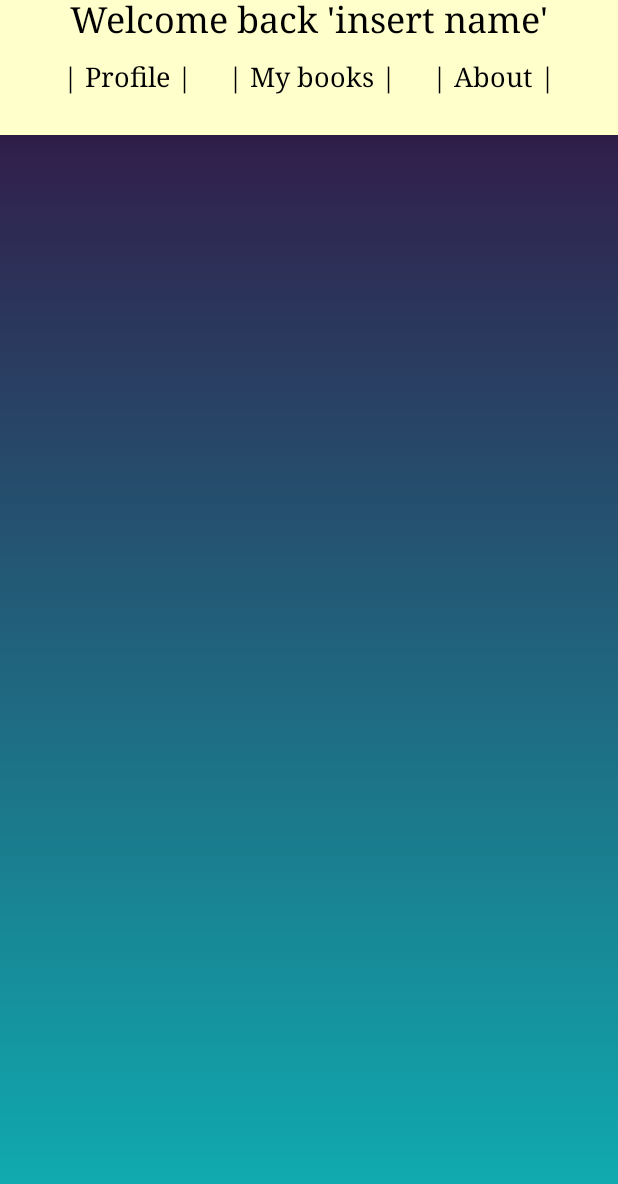
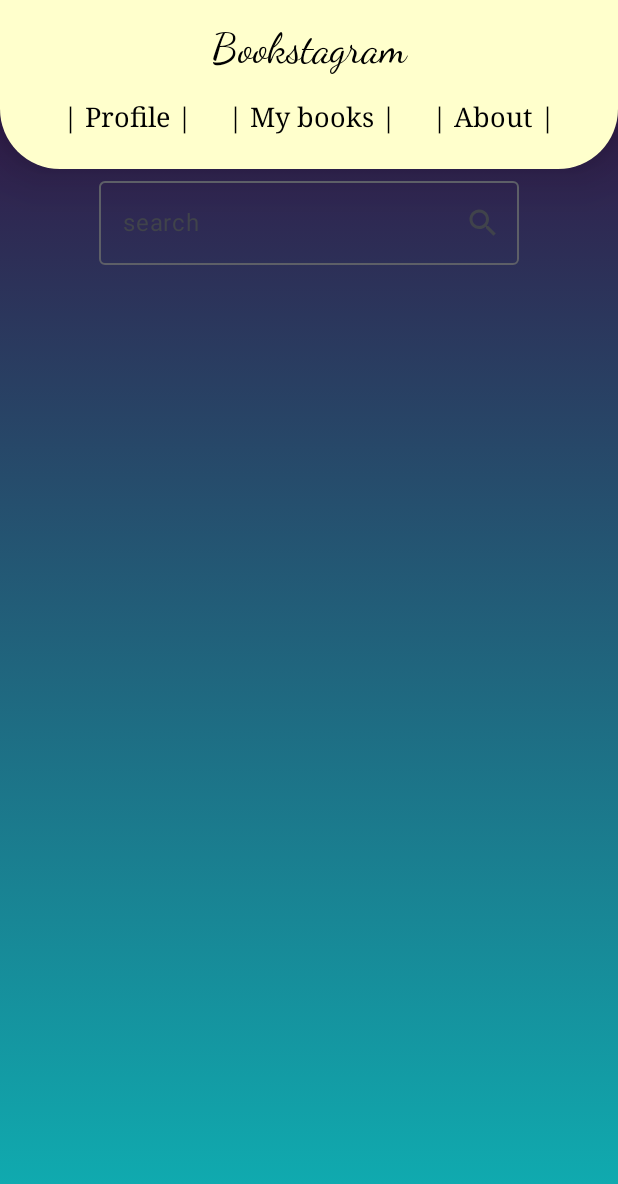
Before and after one commit to Clemond/Kotlin_end_project, an Android app built with Jetpack Compose: the HomeScreen screen opened through its navigation route, on a phone screen of 412 x 824 dp. Shown: the top 1184 px of the screen. Run offline under Robolectric (Android 15) with nearby library versions, the phone set to English and light mode, and no system bars; our stand-ins replace Firebase (no records; nobody signed in at launch, a user with empty details on screens opened directly).

Commit message:
Added design to header and added a searchbar on the homescreen

```diff
--- a/app/src/main/java/com/clemond/api_test_open_library/ui/composables/HomeScreenComps/HeaderButtonRowUI.kt
+++ b/app/src/main/java/com/clemond/api_test_open_library/ui/composables/HomeScreenComps/HeaderButtonRowUI.kt
@@ -1,13 +1,18 @@
 package com.clemond.api_test_open_library.ui.composables.HomeScreenComps
 
 import androidx.compose.foundation.layout.Row
+import androidx.compose.foundation.layout.padding
 import androidx.compose.runtime.Composable
+import androidx.compose.ui.Modifier
 import androidx.compose.ui.tooling.preview.Preview
+import androidx.compose.ui.unit.dp
 
 @Composable
 fun HeaderButtonRowUi() {
 
-    Row {
+    Row (
+        Modifier.padding(top = 5.dp, bottom = 10.dp)
+    ) {
         HeaderButtonUi(buttonText = "Profile")
         HeaderButtonUi(buttonText = "My books")
         HeaderButtonUi(buttonText = "About")
--- a/app/src/main/java/com/clemond/api_test_open_library/ui/composables/HomeScreenComps/HeaderTextUI.kt
+++ b/app/src/main/java/com/clemond/api_test_open_library/ui/composables/HomeScreenComps/HeaderTextUI.kt
@@ -1,23 +1,32 @@
 package com.clemond.api_test_open_library.ui.composables.HomeScreenComps
 
+import androidx.compose.foundation.layout.Column
+import androidx.compose.foundation.layout.padding
 import androidx.compose.material3.Text
 import androidx.compose.runtime.Composable
+import androidx.compose.ui.Modifier
 import androidx.compose.ui.graphics.Color
 import androidx.compose.ui.text.TextStyle
 import androidx.compose.ui.text.font.FontFamily
 import androidx.compose.ui.text.font.FontWeight
 import androidx.compose.ui.tooling.preview.Preview
+import androidx.compose.ui.unit.dp
 import androidx.compose.ui.unit.sp
 
 @Composable
 fun HeaderTextUi() {
-    Text(text = "Welcome back 'insert name'",
+    Column (
+Modifier.padding(top = 15.dp)
+    ){
+    Text(text = "Bookstagram",
         style = TextStyle(
             color = Color.Black,
-            fontSize = 24.sp,
-            fontFamily = FontFamily.Serif,
+            fontSize = 28.sp,
+            fontFamily = FontFamily.Cursive,
         )
     )
+}
+
 }
 
 @Preview(showBackground = true)
--- a/app/src/main/java/com/clemond/api_test_open_library/ui/composables/HomeScreenComps/HeaderUI.kt
+++ b/app/src/main/java/com/clemond/api_test_open_library/ui/composables/HomeScreenComps/HeaderUI.kt
@@ -3,37 +3,51 @@ package com.clemond.api_test_open_library.ui.composables.HomeScreenComps
 import androidx.compose.foundation.BorderStroke
 import androidx.compose.foundation.background
 import androidx.compose.foundation.border
+import androidx.compose.foundation.layout.Arrangement
+import androidx.compose.foundation.layout.Box
 import androidx.compose.foundation.layout.Column
 import androidx.compose.foundation.layout.Row
 import androidx.compose.foundation.layout.fillMaxSize
 import androidx.compose.foundation.layout.fillMaxWidth
 import androidx.compose.foundation.layout.height
+import androidx.compose.foundation.shape.RoundedCornerShape
+import androidx.compose.material.icons.Icons
+import androidx.compose.material.icons.filled.Search
 import androidx.compose.material3.MaterialTheme
 import androidx.compose.material3.Surface
 import androidx.compose.material3.Text
 import androidx.compose.runtime.Composable
+import androidx.compose.runtime.getValue
+import androidx.compose.runtime.mutableStateOf
+import androidx.compose.runtime.remember
+import androidx.compose.runtime.setValue
 import androidx.compose.ui.Alignment
 import androidx.compose.ui.Modifier
+import androidx.compose.ui.draw.clip
 import androidx.compose.ui.graphics.Color
 import androidx.compose.ui.graphics.RectangleShape
 import androidx.compose.ui.text.TextStyle
 import androidx.compose.ui.tooling.preview.Preview
 import androidx.compose.ui.unit.dp
+import com.clemond.api_test_open_library.ui.composables.SignInScreenComps.InputFieldUi
+import com.clemond.api_test_open_library.ui.theme.headerBackgroundCornerColor
 import com.clemond.api_test_open_library.ui.theme.myBackgroundColor
 import com.clemond.api_test_open_library.ui.theme.myBannerColor
+import com.clemond.api_test_open_library.ui.theme.myColor1
 
 @Composable
 fun HeaderUi() {
+
     Surface (
-        shadowElevation = 10.dp,
+        shadowElevation = 20.dp,
+        color = myBannerColor,
+        shape = RoundedCornerShape(0.dp,0.dp,40.dp,40.dp),
         ){
-
     Column (
         modifier = Modifier
-            .background(color = myBannerColor)
-            .fillMaxWidth()
-            .height(90.dp),
-        horizontalAlignment = Alignment.CenterHorizontally
+            .fillMaxWidth(),
+        horizontalAlignment = Alignment.CenterHorizontally,
+        verticalArrangement = Arrangement.Center
     ){
             HeaderTextUi()
             HeaderButtonRowUi()
@@ -42,7 +56,6 @@ fun HeaderUi() {
 
     }
 }
-
 
 @Preview(showBackground = true)
 @Composable
--- a/app/src/main/java/com/clemond/api_test_open_library/ui/screens/HomeScreen.kt
+++ b/app/src/main/java/com/clemond/api_test_open_library/ui/screens/HomeScreen.kt
@@ -1,13 +1,69 @@
 package com.clemond.api_test_open_library.ui.screens
 
+import androidx.compose.foundation.background
+import androidx.compose.foundation.layout.Box
+import androidx.compose.foundation.layout.Column
+import androidx.compose.foundation.layout.fillMaxSize
+import androidx.compose.foundation.layout.padding
+import androidx.compose.material.icons.Icons
+import androidx.compose.material.icons.filled.Search
+import androidx.compose.material3.Surface
 import androidx.compose.material3.Text
 import androidx.compose.runtime.Composable
+import androidx.compose.runtime.getValue
+import androidx.compose.runtime.mutableStateOf
+import androidx.compose.runtime.remember
+import androidx.compose.runtime.setValue
+import androidx.compose.ui.Alignment
+import androidx.compose.ui.Modifier
 import androidx.compose.ui.tooling.preview.Preview
 import androidx.compose.ui.tooling.preview.PreviewParameter
+import androidx.compose.ui.unit.dp
 import androidx.navigation.NavController
+import com.clemond.api_test_open_library.ui.composables.HomeScreenComps.HeaderUi
 import com.clemond.api_test_open_library.ui.composables.HomeScreenComps.HeaderUiPrev
+import com.clemond.api_test_open_library.ui.composables.SignInScreenComps.InputFieldUi
+import com.clemond.api_test_open_library.ui.theme.myBackgroundColor
 
 @Composable
 fun HomeScreen(navController: NavController) {
-    HeaderUiPrev()
+    var userSearch by remember { mutableStateOf("") }
+
+    Surface(
+        modifier = Modifier.fillMaxSize()
+    ) {
+        Column(
+            modifier = Modifier
+                .background(brush = myBackgroundColor),
+            horizontalAlignment = Alignment.CenterHorizontally
+        ) {
+            HeaderUi()
+            InputFieldUi(label = "search", icon = Icons.Default.Search){
+                userSearch = it
+            }
+        }
+    }
 }
+
+@Preview(showBackground = true)
+@Composable
+fun HomeScreenPrev() {
+
+    var userSearch by remember { mutableStateOf("") }
+
+    Surface(
+        modifier = Modifier.fillMaxSize()
+    ) {
+        Column(
+            modifier = Modifier
+                .background(brush = myBackgroundColor),
+            horizontalAlignment = Alignment.CenterHorizontally
+        ) {
+            HeaderUi()
+            Box(modifier = Modifier.padding(vertical = 5.dp))
+            InputFieldUi(label = "search", icon = Icons.Default.Search){
+                userSearch = it
+            }
+        }
+    }
+}
--- a/app/src/main/java/com/clemond/api_test_open_library/ui/theme/Color.kt
+++ b/app/src/main/java/com/clemond/api_test_open_library/ui/theme/Color.kt
@@ -22,6 +22,8 @@ val myColor2 = hexColor("#0eb1b4")
 
 val myColor3 = hexColor("#d5e3e6")
 
+val headerBackgroundCornerColor = hexColor("#31194a")
+
 val myBannerColor = hexColor("#ffffcc")
 
 // Gradients
```
